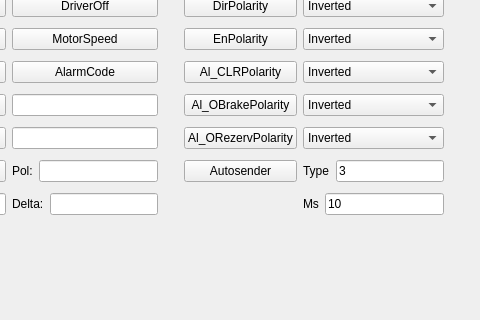
The window that ui/mainwindow.ui (NameInit/canstep-api) describes before a commit, drawn with Qt 5; both pictures show x 425 to 905 and y 350 to 670 of the 1549 by 670 pixel window.
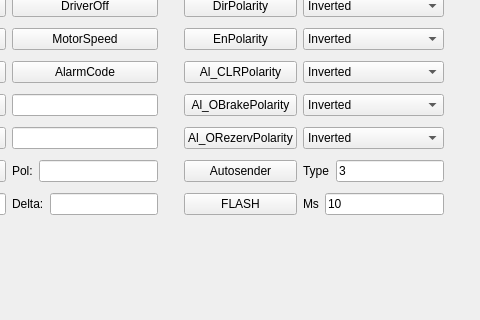
The same window after the commit.

Diff of the .ui file:
```diff
--- a/ui/mainwindow.ui
+++ b/ui/mainwindow.ui
@@ -958,6 +958,13 @@
        </item>
       </layout>
      </item>
+     <item row="16" column="6">
+      <widget class="QPushButton" name="pushButtonFLASH">
+       <property name="text">
+        <string>FLASH</string>
+       </property>
+      </widget>
+     </item>
     </layout>
    </widget>
    <widget class="QWidget" name="layoutWidget">
```
